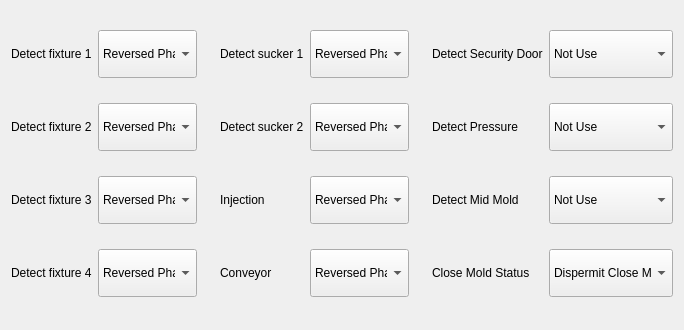
Above: hcsettings/ichcdetectionframe.ui from GaussCheng/2-5AxisPunch before the change. Below: the same form after it.
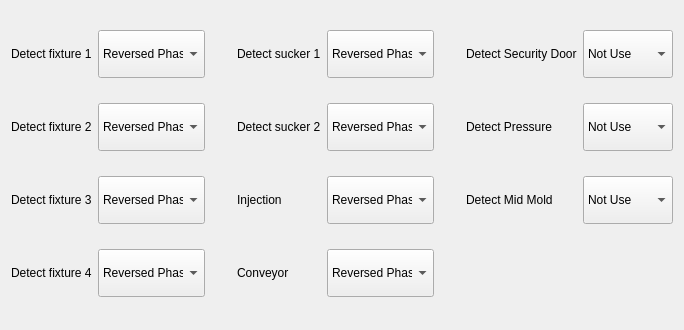
That is the form after the change.

```diff
--- a/hcsettings/ichcdetectionframe.ui
+++ b/hcsettings/ichcdetectionframe.ui
@@ -343,33 +343,6 @@
      </item>
     </widget>
    </item>
-   <item row="3" column="6">
-    <widget class="QLabel" name="label_12">
-     <property name="text">
-      <string>Close Mold Status</string>
-     </property>
-    </widget>
-   </item>
-   <item row="3" column="7">
-    <widget class="QComboBox" name="closeMoldStatusComboBox">
-     <property name="minimumSize">
-      <size>
-       <width>90</width>
-       <height>48</height>
-      </size>
-     </property>
-     <item>
-      <property name="text">
-       <string>Dispermit Close Mold</string>
-      </property>
-     </item>
-     <item>
-      <property name="text">
-       <string>Permit Close Mold</string>
-      </property>
-     </item>
-    </widget>
-   </item>
   </layout>
  </widget>
  <resources/>
```
